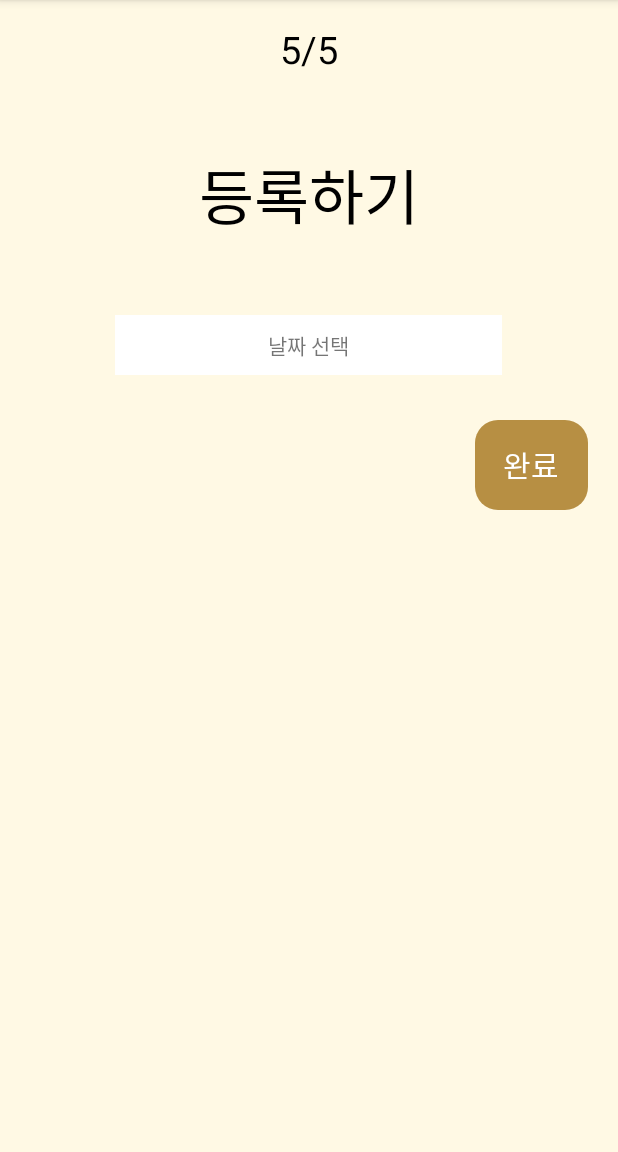
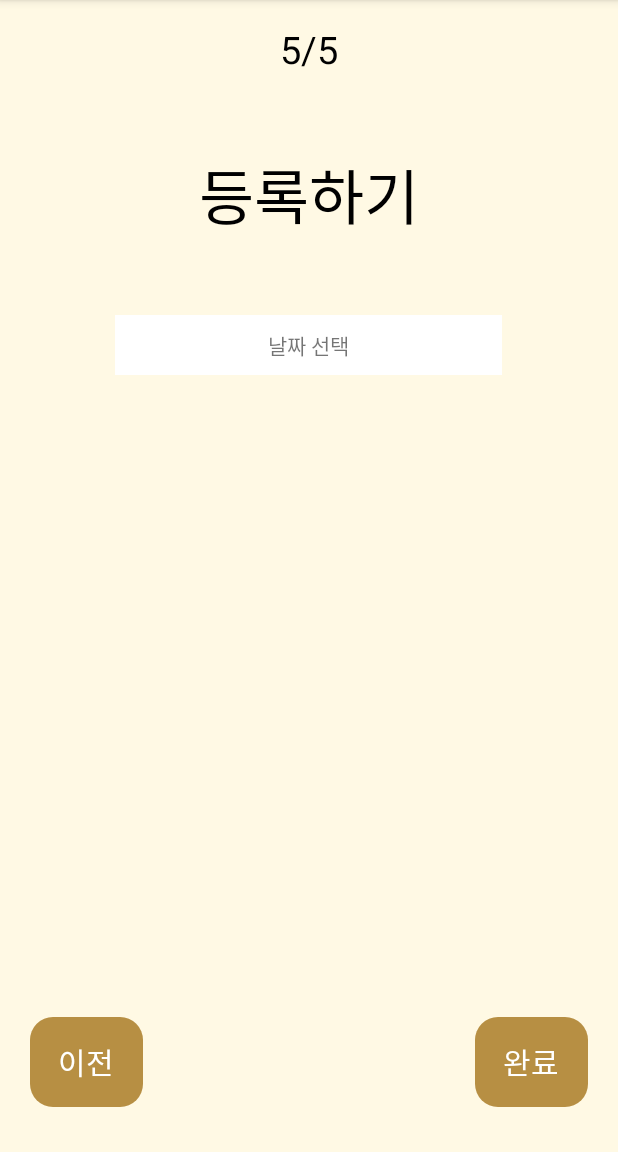
Before and after one commit to ninutky/PetInEuphoria, an Android app: the FindRegisterActivity5 screen opened directly, with no data from a screen before it, on a phone screen of 412 x 824 dp, the part 84-1236 px from its top. Run offline under Robolectric (Android 15) with nearby library versions, the phone set to English and light mode, and no system bars.

Commit message:
이전, 다음 버튼 생성

```diff
--- a/app/src/main/java/com/example/petineuphoria/FindRegisterActivity5.kt
+++ b/app/src/main/java/com/example/petineuphoria/FindRegisterActivity5.kt
@@ -2,7 +2,9 @@ package com.example.petineuphoria
 
 import android.app.DatePickerDialog
 import android.app.DatePickerDialog.OnDateSetListener
+import android.content.Intent
 import android.os.Bundle
+import android.widget.Button
 import android.widget.TextView
 import androidx.appcompat.app.AppCompatActivity
 import java.util.*
@@ -12,6 +14,21 @@ class FindRegisterActivity5 : AppCompatActivity() {
     override fun onCreate(savedInstanceState: Bundle?) {
         super.onCreate(savedInstanceState)
         setContentView(R.layout.activity_find_register5)
+
+        val done = findViewById<Button>(R.id.next_button)
+        val prev = findViewById<Button>(R.id.prev_button)
+
+        done.setOnClickListener {
+            val intent = Intent(this,
+                FindRegisterActivity5::class.java)
+            startActivity(intent)
+        }
+
+        prev.setOnClickListener {
+            val intent = Intent(this,
+                FindRegisterActivity4::class.java)
+            startActivity(intent)
+        }
 
         var sd = findViewById<TextView>(R.id.startDate)
 
--- a/app/src/main/res/layout/activity_find_register5.xml
+++ b/app/src/main/res/layout/activity_find_register5.xml
@@ -44,17 +44,39 @@
     <!--        android:datePickerMode="spinner"-->
     <!--        android:calendarViewShown="false"/>-->
 
+    <RelativeLayout
+        android:layout_width="match_parent"
+        android:layout_height="match_parent" >
+
+        <androidx.appcompat.widget.AppCompatButton
+            android:id="@+id/prev_button"
+            style="?android:attr/borderlessButtonStyle"
+            android:layout_width="75dp"
+            android:layout_height="60dp"
+            android:layout_marginLeft="20dp"
+            android:layout_marginTop="30dp"
+            android:layout_marginBottom="30dp"
+            android:background="@drawable/button"
+            android:text="이전"
+            android:textColor="@color/white"
+            android:textSize="20dp"
+            android:layout_alignParentBottom="true"
+            android:layout_alignParentLeft="true" />
+
         <androidx.appcompat.widget.AppCompatButton
             android:id="@+id/next_button"
+            style="?android:attr/borderlessButtonStyle"
+            android:layout_width="75dp"
+            android:layout_height="60dp"
+            android:layout_marginRight="20dp"
             android:layout_marginTop="30dp"
-        android:layout_marginRight="20dp"
+            android:layout_marginBottom="30dp"
             android:text="완료"
             android:textSize="20dp"
             android:textColor="@color/white"
-        style="?android:attr/borderlessButtonStyle"
-        android:background="@drawable/next_button"
-        android:layout_width="75dp"
-        android:layout_height="60dp"
-        android:layout_gravity="end" />
+            android:background="@drawable/button"
+            android:layout_alignParentBottom="true"
+            android:layout_alignParentRight="true" />
+    </RelativeLayout>
 
 </LinearLayout>
```
Also changed, not shown: app/src/main/java/com/example/petineuphoria/ColorPicker.kt (deleted, +0 -17 lines), app/src/main/java/com/example/petineuphoria/DatePicker.kt (deleted, +0 -46 lines), app/src/main/java/com/example/petineuphoria/FindRegisterActivity2.kt (+8 -34 lines), app/src/main/java/com/example/petineuphoria/FindRegisterActivity3.kt (+7 -0 lines), app/src/main/java/com/example/petineuphoria/FindRegisterActivity4.kt (+7 -0 lines), app/src/main/res/layout/activity_find_register.xml (+18 -6 lines), app/src/main/res/layout/activity_find_register2.xml (+26 -6 lines), app/src/main/res/layout/activity_find_register3.xml (+28 -6 lines), app/src/main/res/layout/activity_find_register4.xml (+30 -6 lines), app/src/main/res/drawable/button.xml (renamed from app/src/main/res/drawable/next_button.xml). Lines whose indentation alone changed are shown as unchanged.
